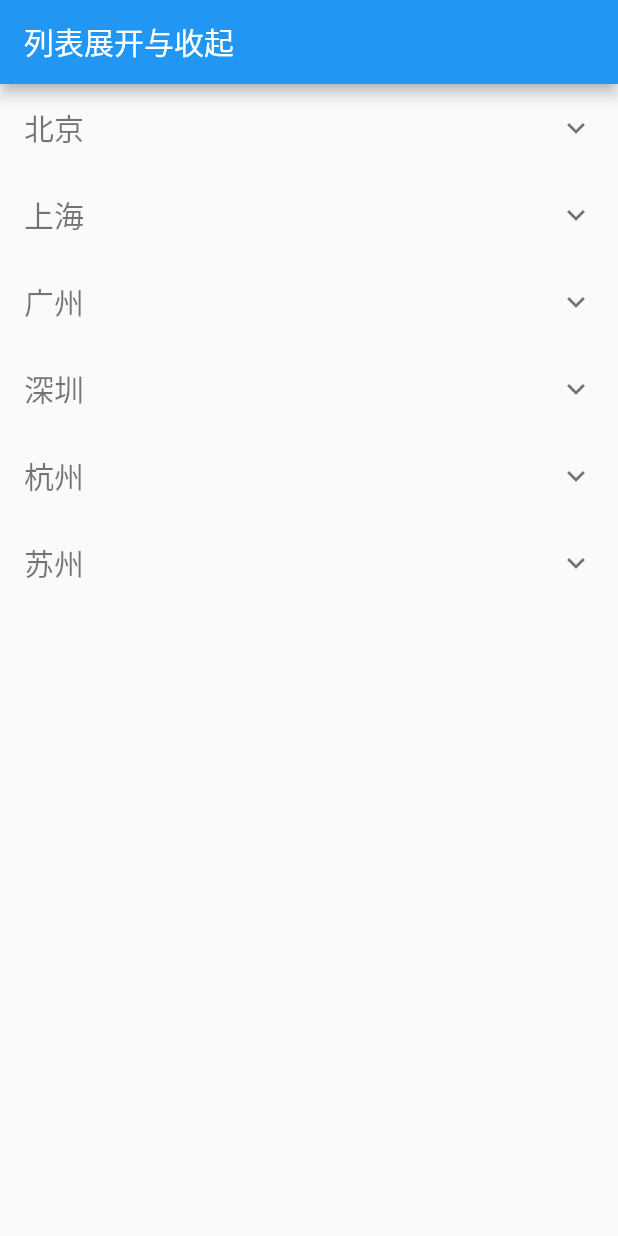
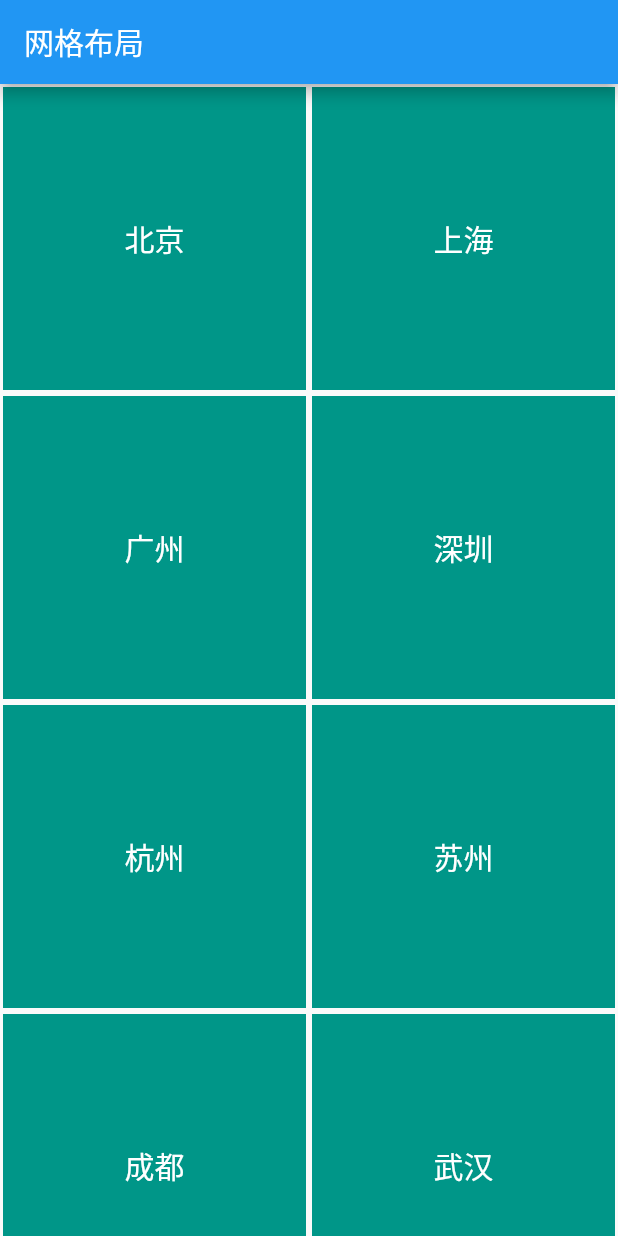
Before and after one commit to TJS-95/flutter_assembly, a Flutter app: the screen it shows after launch, on a phone screen of 412 x 824 dp. Run offline on Flutter 3.47's test engine with Material 2 defaults, Android fonts, the phone set to English and light mode, and no system bars.

```diff
--- a/lib/main.dart
+++ b/lib/main.dart
@@ -1,14 +1,7 @@
 import 'package:flutter/material.dart';
 
 void main() => runApp(MyApp());
-const CITY_NAMES = {
-  '北京': ['东城区', '西城区', '朝阳区', '丰台区', '石景山区', '海淀区', '顺义区'],
-  '上海': ['黄浦区', '徐汇区', '长宁区', '静安区', '普陀区', '闸北区', '虹口区'],
-  '广州': ['越秀', '海珠', '荔湾', '天河', '白云', '黄埔', '南沙', '番禺'],
-  '深圳': ['南山', '福田', '罗湖', '盐田', '龙岗', '宝安', '龙华'],
-  '杭州': ['上城区', '下城区', '江干区', '拱墅区', '西湖区', '滨江区'],
-  '苏州': ['姑苏区', '吴中区', '相城区', '高新区', '虎丘区', '工业园区', '吴江区']
-};
+const CITY_NAMES = [ '北京', '上海', '广州', '深圳', '杭州', '苏州', '成都', '武汉', '郑州', '洛阳', '厦门', '青岛', '拉萨' ];
 
 class MyApp extends StatefulWidget {
   @override
@@ -16,43 +9,33 @@ class MyApp extends StatefulWidget {
 }
 
 class _MyAppState extends State<MyApp> {
+  final title = '网格布局';
   @override
   Widget build(BuildContext context) {
     return MaterialApp(
       home: Scaffold(
         appBar: AppBar(
-          title: Text('列表展开与收起'),
+          title: Text(title),
         ),
-        body: ListView(
+        body: GridView.count(
+          crossAxisCount: 2,
           children: _buildList(),
         ),
       ),
     );
   }
   List<Widget> _buildList() {
-    List<Widget> widget = [];
-    CITY_NAMES.keys.forEach((key) {
-      widget.add(_item(key, CITY_NAMES[key]));
-    });
-    return widget;
+    return CITY_NAMES.map((city) => _item(city)).toList();
   }
-  Widget _item(String city, List<String> subCities) {
-    return ExpansionTile(
-      title: Text(
+  Widget _item(String city) {
+    return Container(
+      height: 80,
+      alignment: Alignment.center,
+      margin: EdgeInsets.all(2),
+      decoration: BoxDecoration(color: Colors.teal),
+      child: Text(
         city,
-        style: TextStyle(color: Colors.black54, fontSize: 20),
-      ),
-      children: subCities.map((subCity) => _buildSub(subCity)).toList()
-    );
-  }
-  Widget _buildSub(String subCity) {
-    return FractionallySizedBox(
-      widthFactor: 1,
-      child: Container(
-        height: 50,
-        margin: EdgeInsets.only(bottom: 5),
-//        decoration: BoxDecoration(color: Colors.lightBlueAccent),
-        child: Text(subCity),
+        style: TextStyle(color: Colors.white, fontSize: 20),
       ),
     );
   }
```
